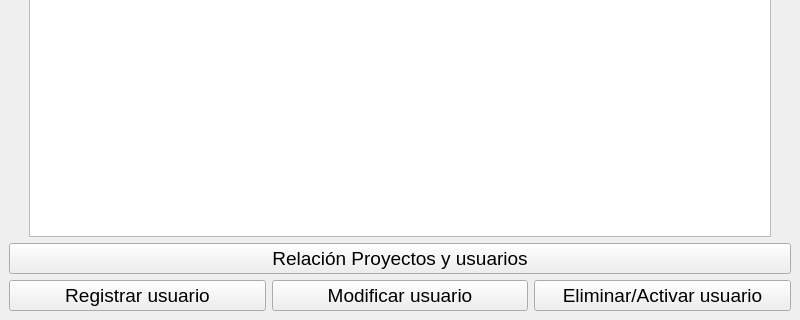
This is Interfaces/UI/view_ventana_superusuario.ui in adrianvillanueva997/computation_lab_2 as Qt 5 draws it before an edit; both pictures show x 0 to 800 and y 280 to 600 of the 800 by 600 pixel window. The edited form follows.
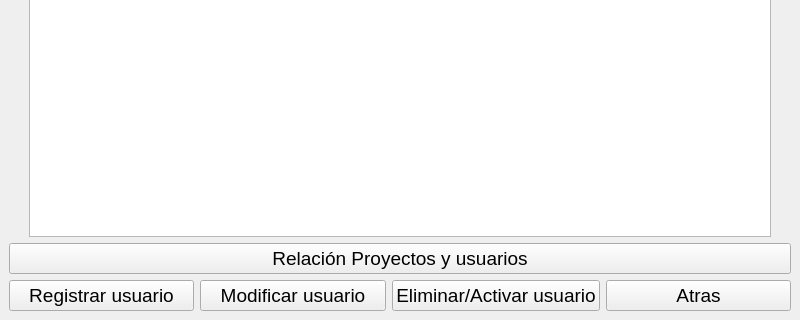
This is the edited form.

Commit message: implementación atras ventana admin

The edit to the form file:
```diff
--- a/Interfaces/UI/view_ventana_superusuario.ui
+++ b/Interfaces/UI/view_ventana_superusuario.ui
@@ -43,6 +43,13 @@
         </property>
        </widget>
       </item>
+      <item row="0" column="3">
+       <widget class="QPushButton" name="pushButton_Atras">
+        <property name="text">
+         <string>Atras</string>
+        </property>
+       </widget>
+      </item>
      </layout>
     </item>
     <item row="0" column="0">
```
The commit also changes 3 other files.
